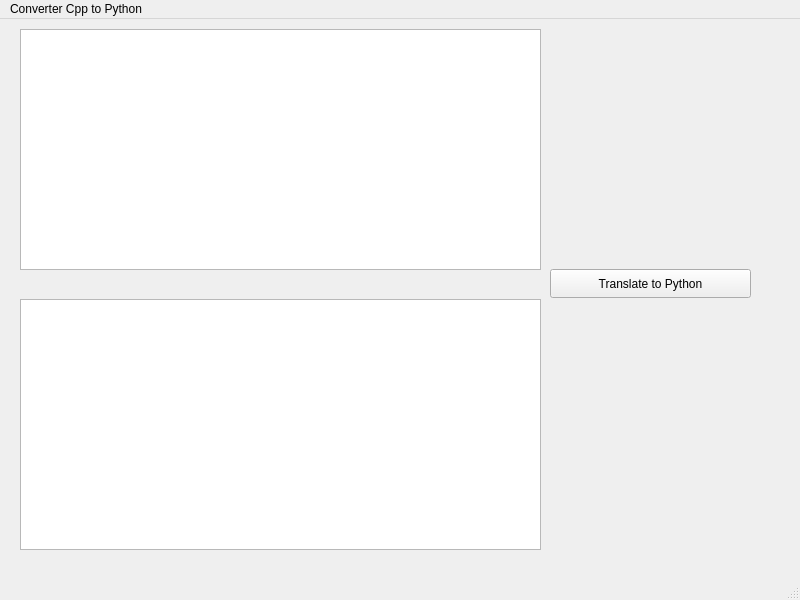
Qt form ConverterCppToPython/mainwindow.ui (Quleat/ConverterCppToPython) before a commit.
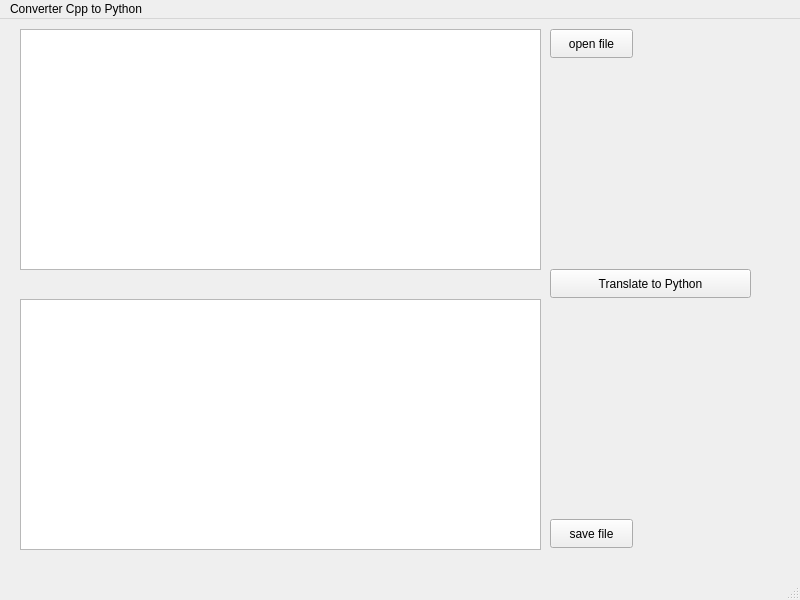
The same form after that commit.

Diff of the .ui file:
```diff
--- a/ConverterCppToPython/mainwindow.ui
+++ b/ConverterCppToPython/mainwindow.ui
@@ -47,6 +47,32 @@
      </rect>
     </property>
    </widget>
+   <widget class="QPushButton" name="pushButton_2">
+    <property name="geometry">
+     <rect>
+      <x>550</x>
+      <y>10</y>
+      <width>83</width>
+      <height>29</height>
+     </rect>
+    </property>
+    <property name="text">
+     <string>open file</string>
+    </property>
+   </widget>
+   <widget class="QPushButton" name="pushButton_3">
+    <property name="geometry">
+     <rect>
+      <x>550</x>
+      <y>500</y>
+      <width>83</width>
+      <height>29</height>
+     </rect>
+    </property>
+    <property name="text">
+     <string>save file</string>
+    </property>
+   </widget>
   </widget>
   <widget class="QMenuBar" name="menubar">
    <property name="geometry">
```
